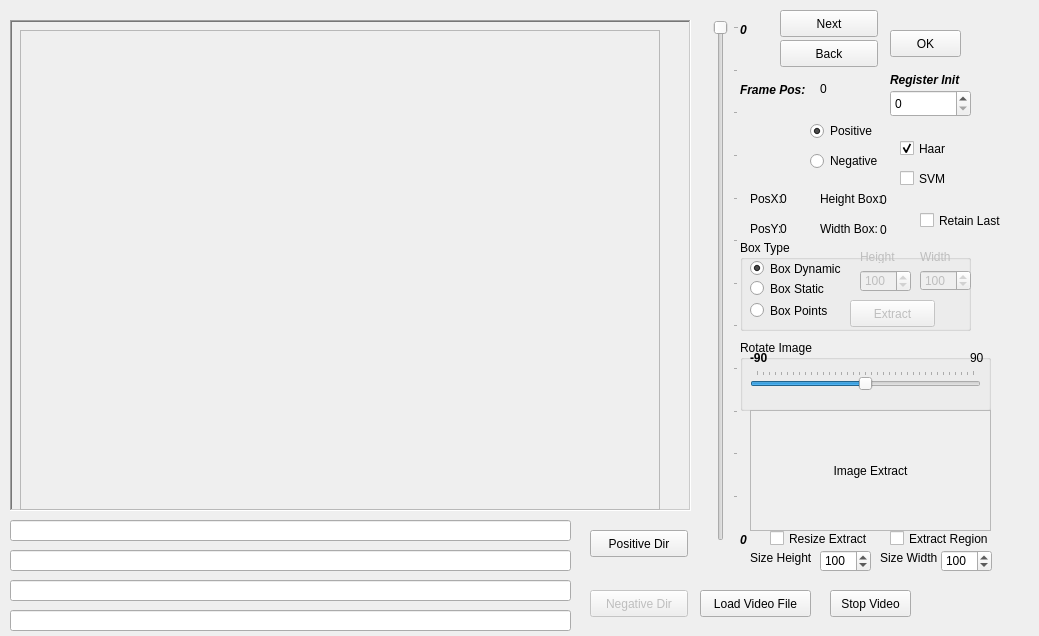
Before: the Qt Designer form mainwindow.ui in animecomico/gui-training-opencv, drawn with Qt 5.
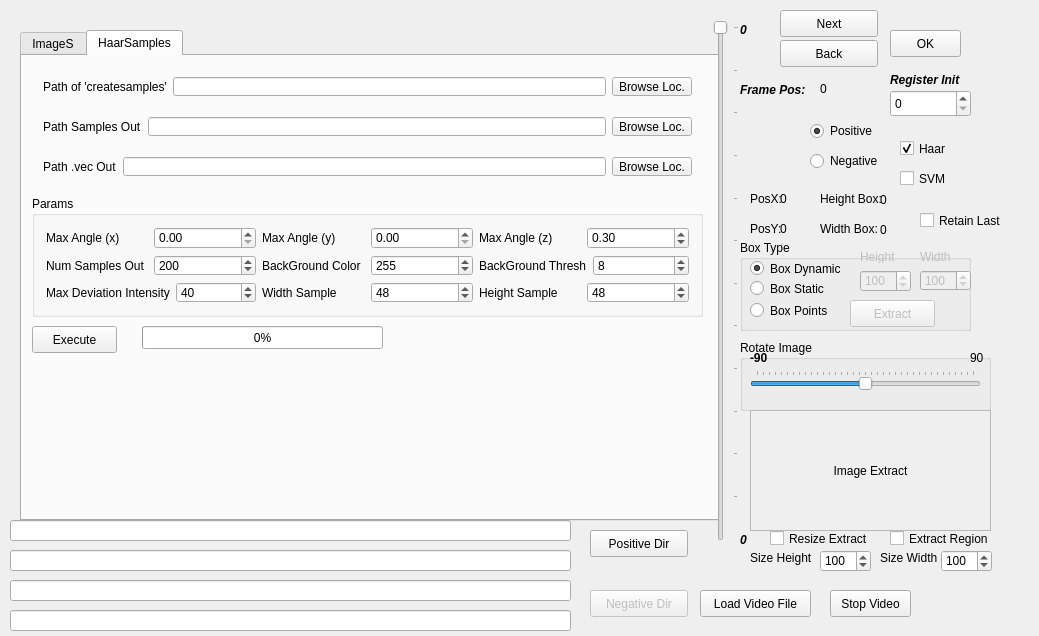
After: the same form once the commit is applied. The open tabs and pages were chosen to show the change.

Commit message: -Se modifica para que el proceso trabaje en un hilo  asi dejar la interfaz intacta en el proceso  de HaarSamples

What changed in the file:
```diff
--- a/mainwindow.ui
+++ b/mainwindow.ui
@@ -14,41 +14,404 @@
    <string>MainWindow</string>
   </property>
   <widget class="QWidget" name="centralWidget">
-   <widget class="QFrame" name="frameImage">
+   <widget class="QTabWidget" name="tabWidgetImage">
     <property name="geometry">
      <rect>
-      <x>10</x>
-      <y>20</y>
-      <width>681</width>
+      <x>20</x>
+      <y>30</y>
+      <width>701</width>
       <height>491</height>
      </rect>
     </property>
-    <property name="frameShape">
-     <enum>QFrame::WinPanel</enum>
+    <property name="sizePolicy">
+     <sizepolicy hsizetype="Minimum" vsizetype="Preferred">
+      <horstretch>0</horstretch>
+      <verstretch>0</verstretch>
+     </sizepolicy>
     </property>
-    <property name="frameShadow">
-     <enum>QFrame::Sunken</enum>
+    <property name="currentIndex">
+     <number>0</number>
     </property>
-    <widget class="QScrollArea" name="scrollAreaIMAGE">
-     <property name="geometry">
-      <rect>
-       <x>10</x>
-       <y>10</y>
-       <width>640</width>
-       <height>480</height>
-      </rect>
-     </property>
-     <property name="widgetResizable">
-      <bool>true</bool>
-     </property>
-     <widget class="QWidget" name="scrollAreaWidgetContents">
+    <widget class="QWidget" name="tabWidgetImagePage1">
+     <attribute name="title">
+      <string>ImageS</string>
+     </attribute>
+     <layout class="QVBoxLayout" name="verticalLayout">
+      <item>
+       <widget class="QScrollArea" name="scrollAreaIMAGE">
+        <property name="widgetResizable">
+         <bool>true</bool>
+        </property>
+        <widget class="QWidget" name="scrollAreaWidgetContents">
+         <property name="geometry">
+          <rect>
+           <x>0</x>
+           <y>0</y>
+           <width>677</width>
+           <height>440</height>
+          </rect>
+         </property>
+        </widget>
+       </widget>
+      </item>
+     </layout>
+    </widget>
+    <widget class="QWidget" name="tab">
+     <attribute name="title">
+      <string>HaarSamples</string>
+     </attribute>
+     <widget class="QWidget" name="horizontalLayoutWidget_2">
       <property name="geometry">
        <rect>
-        <x>0</x>
-        <y>0</y>
-        <width>638</width>
-        <height>478</height>
+        <x>10</x>
+        <y>10</y>
+        <width>671</width>
+        <height>41</height>
        </rect>
+      </property>
+      <layout class="QHBoxLayout" name="horizontalLayout_3">
+       <item>
+        <widget class="QLabel" name="label_10">
+         <property name="text">
+          <string>Path of 'createsamples'</string>
+         </property>
+        </widget>
+       </item>
+       <item>
+        <widget class="QLineEdit" name="lineEditCreateSamples"/>
+       </item>
+       <item>
+        <widget class="QPushButton" name="pushButtonCreateSamples">
+         <property name="text">
+          <string>Browse Loc.</string>
+         </property>
+        </widget>
+       </item>
+      </layout>
+     </widget>
+     <widget class="QGroupBox" name="groupBox_3">
+      <property name="geometry">
+       <rect>
+        <x>10</x>
+        <y>140</y>
+        <width>671</width>
+        <height>121</height>
+       </rect>
+      </property>
+      <property name="title">
+       <string>Params</string>
+      </property>
+      <layout class="QVBoxLayout" name="verticalLayout_2">
+       <item>
+        <layout class="QHBoxLayout" name="horizontalLayout_13">
+         <item>
+          <layout class="QHBoxLayout" name="horizontalLayout_6">
+           <item>
+            <widget class="QLabel" name="label_13">
+             <property name="text">
+              <string>Max Angle (x)</string>
+             </property>
+            </widget>
+           </item>
+           <item>
+            <widget class="QDoubleSpinBox" name="doubleSpinBoxMaxAX"/>
+           </item>
+          </layout>
+         </item>
+         <item>
+          <layout class="QHBoxLayout" name="horizontalLayout_7">
+           <item>
+            <widget class="QLabel" name="label_14">
+             <property name="text">
+              <string>Max Angle (y)</string>
+             </property>
+            </widget>
+           </item>
+           <item>
+            <widget class="QDoubleSpinBox" name="doubleSpinBoxMaxAY"/>
+           </item>
+          </layout>
+         </item>
+         <item>
+          <layout class="QHBoxLayout" name="horizontalLayout_8">
+           <item>
+            <widget class="QLabel" name="label_15">
+             <property name="text">
+              <string>Max Angle (z)</string>
+             </property>
+            </widget>
+           </item>
+           <item>
+            <widget class="QDoubleSpinBox" name="doubleSpinBoxMaxAZ">
+             <property name="value">
+              <double>0.300000000000000</double>
+             </property>
+            </widget>
+           </item>
+          </layout>
+         </item>
+        </layout>
+       </item>
+       <item>
+        <layout class="QHBoxLayout" name="horizontalLayout_14">
+         <item>
+          <layout class="QHBoxLayout" name="horizontalLayout_5">
+           <item>
+            <widget class="QLabel" name="label_12">
+             <property name="text">
+              <string>Num Samples Out</string>
+             </property>
+            </widget>
+           </item>
+           <item>
+            <widget class="QSpinBox" name="spinBoxSamplesOut">
+             <property name="sizePolicy">
+              <sizepolicy hsizetype="Minimum" vsizetype="Fixed">
+               <horstretch>0</horstretch>
+               <verstretch>0</verstretch>
+              </sizepolicy>
+             </property>
+             <property name="maximum">
+              <number>500</number>
+             </property>
+             <property name="value">
+              <number>200</number>
+             </property>
+            </widget>
+           </item>
+          </layout>
+         </item>
+         <item>
+          <layout class="QHBoxLayout" name="horizontalLayout_9">
+           <item>
+            <widget class="QLabel" name="label_16">
+             <property name="text">
+              <string>BackGround Color</string>
+             </property>
+            </widget>
+           </item>
+           <item>
+            <widget class="QSpinBox" name="spinBoxBackGColor">
+             <property name="sizePolicy">
+              <sizepolicy hsizetype="Minimum" vsizetype="Fixed">
+               <horstretch>0</horstretch>
+               <verstretch>0</verstretch>
+              </sizepolicy>
+             </property>
+             <property name="maximum">
+              <number>500</number>
+             </property>
+             <property name="value">
+              <number>255</number>
+             </property>
+            </widget>
+           </item>
+          </layout>
+         </item>
+         <item>
+          <layout class="QHBoxLayout" name="horizontalLayout_10">
+           <item>
+            <widget class="QLabel" name="label_17">
+             <property name="text">
+              <string>BackGround Thresh</string>
+             </property>
+            </widget>
+           </item>
+           <item>
+            <widget class="QSpinBox" name="spinBoxBackGThresh">
+             <property name="sizePolicy">
+              <sizepolicy hsizetype="Minimum" vsizetype="Fixed">
+               <horstretch>0</horstretch>
+               <verstretch>0</verstretch>
+              </sizepolicy>
+             </property>
+             <property name="maximum">
+              <number>255</number>
+             </property>
+             <property name="value">
+              <number>8</number>
+             </property>
+            </widget>
+           </item>
+          </layout>
+         </item>
+        </layout>
+       </item>
+       <item>
+        <layout class="QHBoxLayout" name="horizontalLayout_16">
+         <item>
+          <layout class="QHBoxLayout" name="horizontalLayout_15">
+           <item>
+            <widget class="QLabel" name="label_20">
+             <property name="text">
+              <string>Max Deviation Intensity</string>
+             </property>
+            </widget>
+           </item>
+           <item>
+            <widget class="QSpinBox" name="spinBoxMaxDevInten">
+             <property name="sizePolicy">
+              <sizepolicy hsizetype="Minimum" vsizetype="Fixed">
+               <horstretch>0</horstretch>
+               <verstretch>0</verstretch>
+              </sizepolicy>
+             </property>
+             <property name="maximum">
+              <number>100</number>
+             </property>
+             <property name="value">
+              <number>40</number>
+             </property>
+            </widget>
+           </item>
+          </layout>
+         </item>
+         <item>
+          <layout class="QHBoxLayout" name="horizontalLayout_11">
+           <item>
+            <widget class="QLabel" name="label_18">
+             <property name="sizePolicy">
+              <sizepolicy hsizetype="Minimum" vsizetype="Preferred">
+               <horstretch>0</horstretch>
+               <verstretch>0</verstretch>
+              </sizepolicy>
+             </property>
+             <property name="text">
+              <string>Width Sample</string>
+             </property>
+            </widget>
+           </item>
+           <item>
+            <widget class="QSpinBox" name="spinBoxWidthSample">
+             <property name="sizePolicy">
+              <sizepolicy hsizetype="Minimum" vsizetype="Fixed">
+               <horstretch>0</horstretch>
+               <verstretch>0</verstretch>
+              </sizepolicy>
+             </property>
+             <property name="value">
+              <number>48</number>
+             </property>
+            </widget>
+           </item>
+          </layout>
+         </item>
+         <item>
+          <layout class="QHBoxLayout" name="horizontalLayout_12">
+           <item>
+            <widget class="QLabel" name="label_19">
+             <property name="sizePolicy">
+              <sizepolicy hsizetype="Minimum" vsizetype="Preferred">
+               <horstretch>0</horstretch>
+               <verstretch>0</verstretch>
+              </sizepolicy>
+             </property>
+             <property name="text">
+              <string>Height Sample</string>
+             </property>
+            </widget>
+           </item>
+           <item>
+            <widget class="QSpinBox" name="spinBoxHeightSample">
+             <property name="sizePolicy">
+              <sizepolicy hsizetype="Minimum" vsizetype="Fixed">
+               <horstretch>0</horstretch>
+               <verstretch>0</verstretch>
+              </sizepolicy>
+             </property>
+             <property name="value">
+              <number>48</number>
+             </property>
+            </widget>
+           </item>
+          </layout>
+         </item>
+        </layout>
+       </item>
+      </layout>
+     </widget>
+     <widget class="QWidget" name="horizontalLayoutWidget_3">
+      <property name="geometry">
+       <rect>
+        <x>10</x>
+        <y>50</y>
+        <width>671</width>
+        <height>41</height>
+       </rect>
+      </property>
+      <layout class="QHBoxLayout" name="horizontalLayout_4">
+       <item>
+        <widget class="QLabel" name="label_11">
+         <property name="text">
+          <string>Path Samples Out</string>
+         </property>
+        </widget>
+       </item>
+       <item>
+        <widget class="QLineEdit" name="lineEditSamplesOut"/>
+       </item>
+       <item>
+        <widget class="QPushButton" name="pushButtonSamplesOut">
+         <property name="text">
+          <string>Browse Loc.</string>
+         </property>
+        </widget>
+       </item>
+      </layout>
+     </widget>
+     <widget class="QWidget" name="horizontalLayoutWidget_12">
+      <property name="geometry">
+       <rect>
+        <x>10</x>
+        <y>90</y>
+        <width>671</width>
+        <height>41</height>
+       </rect>
+      </property>
+      <layout class="QHBoxLayout" name="horizontalLayout_17">
+       <item>
+        <widget class="QLabel" name="label_21">
+         <property name="text">
+          <string>Path .vec Out</string>
+         </property>
+        </widget>
+       </item>
+       <item>
+        <widget class="QLineEdit" name="lineEditVecOut"/>
+       </item>
+       <item>
+        <widget class="QPushButton" name="pushButtonVecOut">
+         <property name="text">
+          <string>Browse Loc.</string>
+         </property>
+        </widget>
+       </item>
+      </layout>
+     </widget>
+     <widget class="QPushButton" name="pushButtonExecuteHaarSamples">
+      <property name="geometry">
+       <rect>
+        <x>10</x>
+        <y>270</y>
+        <width>85</width>
+        <height>27</height>
+       </rect>
+      </property>
+      <property name="text">
+       <string>Execute</string>
+      </property>
+     </widget>
+     <widget class="QProgressBar" name="progressBarHaarSamples">
+      <property name="geometry">
+       <rect>
+        <x>120</x>
+        <y>270</y>
+        <width>241</width>
+        <height>23</height>
+       </rect>
+      </property>
+      <property name="value">
+       <number>0</number>
       </property>
      </widget>
     </widget>
```
The commit also changes 6 other files.
